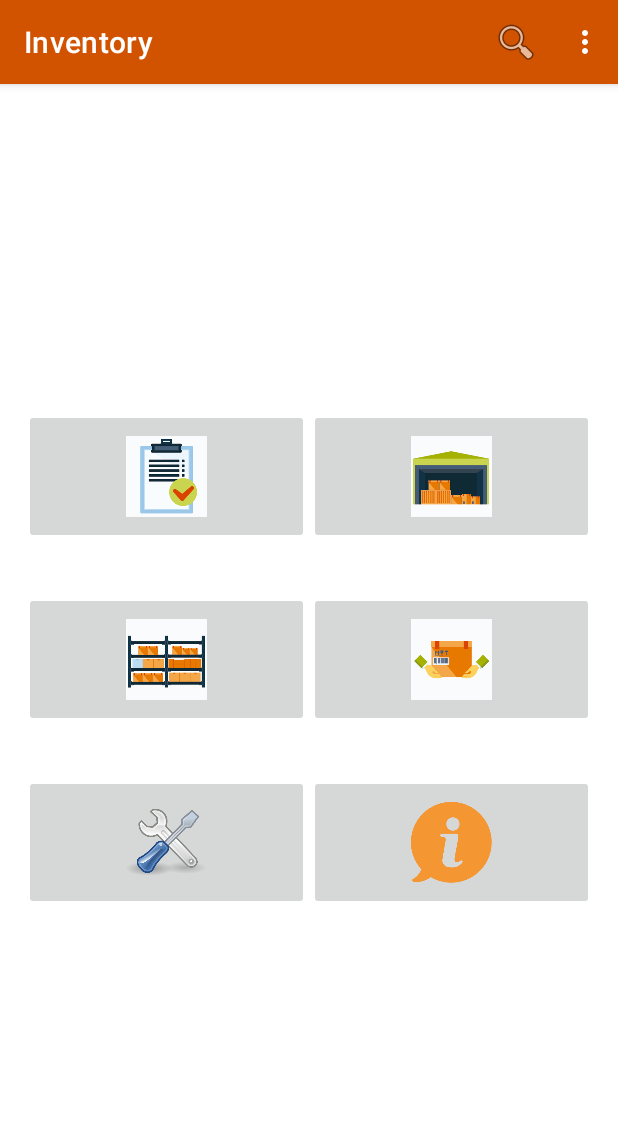
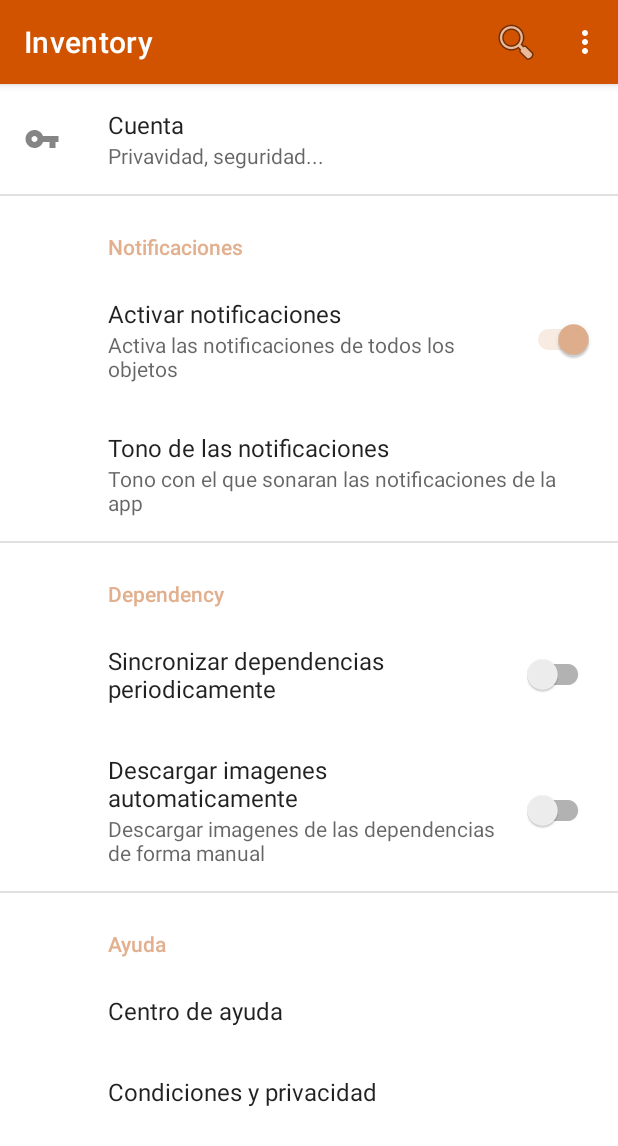
Before and after one commit to FJAranda/Inventory2021, an Android app: the screen it shows after launch (MainActivity), after a tap on "Settings", on a phone screen of 412 x 824 dp. Shown: the top 1146 px of the screen. Run offline under Robolectric (Android 15) with nearby library versions, the phone set to English and light mode, and no system bars; our stand-ins replace androidx.preference, navigation-ui; 2 other taps on this screen came first.

Commit message:
clase 22-12 Añadidas preferencias a la app.

```diff
--- a/app/build.gradle
+++ b/app/build.gradle
@@ -43,6 +43,7 @@ dependencies {
     implementation 'androidx.navigation:navigation-fragment:2.3.5'
     implementation 'androidx.navigation:navigation-ui:2.3.5'
     implementation 'androidx.legacy:legacy-support-v4:1.0.0'
+    implementation 'androidx.preference:preference:1.1.1'
     testImplementation 'junit:junit:4.+'
     androidTestImplementation 'androidx.test.ext:junit:1.1.3'
     androidTestImplementation 'androidx.test.espresso:espresso-core:3.4.0'
--- a/app/src/main/java/com/example/inventory/ui/dashboard/DashboardFragment.java
+++ b/app/src/main/java/com/example/inventory/ui/dashboard/DashboardFragment.java
@@ -56,7 +56,14 @@ public class DashboardFragment extends Fragment implements View.OnClickListener{
             case R.id.imgBtnDependency:
                 showDependencyListFragment();
                 break;
+            case R.id.imgBtnSettings:
+                showSettings();
+                break;
         }
+    }
+
+    private void showSettings() {
+        NavHostFragment.findNavController(this).navigate(R.id.action_DashboardFragment_to_settingsFragment);
     }
 
     private void showDependencyListFragment() {
--- a/app/src/main/java/com/example/inventory/ui/login/LoginActivity.java
+++ b/app/src/main/java/com/example/inventory/ui/login/LoginActivity.java
@@ -120,9 +120,11 @@ public class LoginActivity extends AppCompatActivity implements LoginContract.Vi
 
     @Override
     public void onSuccess(String message) {
+        if (binding.cbRemenber.isChecked()){
         SharedPreferences.Editor sharedPreferences = PreferenceManager.getDefaultSharedPreferences(this).edit();
         sharedPreferences.putString(User.TAG, binding.tiledtEmail.getText().toString());
         sharedPreferences.apply();
+        }
         startMainActivity();
     }
 
--- /dev/null
+++ b/app/src/main/java/com/example/inventory/ui/preferences/AccountFragment.java
@@ -0,0 +1,15 @@
+package com.example.inventory.ui.preferences;
+
+import android.os.Bundle;
+
+import androidx.preference.PreferenceFragmentCompat;
+
+import com.example.inventory.R;
+
+public class AccountFragment extends PreferenceFragmentCompat {
+
+    @Override
+    public void onCreatePreferences(Bundle savedInstanceState, String rootKey) {
+        setPreferencesFromResource(R.xml.account_preferences, rootKey);
+    }
+}
--- /dev/null
+++ b/app/src/main/java/com/example/inventory/ui/preferences/SettingsFragment.java
@@ -0,0 +1,33 @@
+package com.example.inventory.ui.preferences;
+
+import android.os.Bundle;
+
+import androidx.navigation.NavController;
+import androidx.navigation.Navigation;
+import androidx.navigation.fragment.NavHostFragment;
+import androidx.preference.Preference;
+import androidx.preference.PreferenceFragmentCompat;
+
+import com.example.inventory.MainActivity;
+import com.example.inventory.R;
+
+import java.lang.annotation.Native;
+
+public class SettingsFragment extends PreferenceFragmentCompat implements PreferenceFragmentCompat.OnPreferenceStartFragmentCallback {
+
+
+
+    @Override
+    public void onCreatePreferences(Bundle savedInstanceState, String rootKey) {
+        setPreferencesFromResource(R.xml.root_preferences, rootKey);
+    }
+
+    @Override
+    public boolean onPreferenceStartFragment(PreferenceFragmentCompat caller, Preference pref) {
+        NavController navController = Navigation.findNavController(getActivity(), R.id.nav_host_fragment_content_main);
+        if (pref.getKey().equals(getString(R.string.key_account))) {
+            navController.navigate(R.id.action_settingsFragment_to_accountFragment);
+        }
+        return true;
+    }
+}
--- a/app/src/main/java/com/example/inventory/ui/splash/SplashActivity.java
+++ b/app/src/main/java/com/example/inventory/ui/splash/SplashActivity.java
@@ -3,10 +3,14 @@ package com.example.inventory.ui.splash;
 import androidx.appcompat.app.AppCompatActivity;
 
 import android.content.Intent;
+import android.content.SharedPreferences;
 import android.os.Bundle;
 import android.os.Handler;
+import android.preference.PreferenceManager;
 
+import com.example.inventory.MainActivity;
 import com.example.inventory.R;
+import com.example.inventory.data.model.User;
 import com.example.inventory.ui.login.LoginActivity;
 
 public class SplashActivity extends AppCompatActivity {
@@ -19,16 +23,30 @@ public class SplashActivity extends AppCompatActivity {
         new Handler().postDelayed(new Runnable() {
             @Override
             public void run() {
-                startLogin();
+
+                if (saveSession()){
+                    startApp();
+                }else {
+                    startLogin();
+                }
             }
         }, WAIT_TIME);
 
+    }
+
+    private boolean saveSession() {
+        return PreferenceManager.getDefaultSharedPreferences(this).contains(User.TAG);
     }
 
     private void startLogin() {
         startActivity(new Intent(SplashActivity.this, LoginActivity.class));
         //LLamo de forma explicita al metodo finish de una activity para eliminarla de la pila de actividades para que el usuario no
         //pueda volver a esta activity.
+        finish();
+    }
+
+    private void startApp(){
+        startActivity(new Intent(SplashActivity.this, MainActivity.class));
         finish();
     }
 
--- /dev/null
+++ b/app/src/main/res/drawable-anydpi/ic_key.xml
@@ -0,0 +1,11 @@
+<vector xmlns:android="http://schemas.android.com/apk/res/android"
+    android:width="24dp"
+    android:height="24dp"
+    android:viewportWidth="24"
+    android:viewportHeight="24"
+    android:tint="#333333"
+    android:alpha="0.6">
+  <path
+      android:fillColor="@android:color/white"
+      android:pathData="M12.65,10C11.83,7.67 9.61,6 7,6c-3.31,0 -6,2.69 -6,6s2.69,6 6,6c2.61,0 4.83,-1.67 5.65,-4H17v4h4v-4h2v-4H12.65zM7,14c-1.1,0 -2,-0.9 -2,-2s0.9,-2 2,-2 2,0.9 2,2 -0.9,2 -2,2z"/>
+</vector>
--- a/app/src/main/res/navigation/nav_graph.xml
+++ b/app/src/main/res/navigation/nav_graph.xml
@@ -19,6 +19,9 @@
         <action
             android:id="@+id/action_DashboardFragment_to_dependencyListFragment"
             app:destination="@id/dependencyListFragment" />
+        <action
+            android:id="@+id/action_DashboardFragment_to_settingsFragment"
+            app:destination="@id/settingsFragment" />
     </fragment>
     <fragment
         android:id="@+id/aboutFragment"
@@ -56,4 +59,16 @@
         android:id="@+id/baseDialogFragment"
         android:name="com.example.inventory.base.BaseDialogFragment"
         android:label="BaseDialogFragment" />
+    <fragment
+        android:id="@+id/settingsFragment"
+        android:name="com.example.inventory.ui.preferences.SettingsFragment"
+        android:label="SettingsFragment" >
+        <action
+            android:id="@+id/action_settingsFragment_to_accountFragment"
+            app:destination="@id/accountFragment" />
+    </fragment>
+    <fragment
+        android:id="@+id/accountFragment"
+        android:name="com.example.inventory.ui.preferences.AccountFragment"
+        android:label="AccountFragment" />
 </navigation>
--- /dev/null
+++ b/app/src/main/res/values/arrays.xml
@@ -0,0 +1,23 @@
+<resources>
+    <!-- Reply Preference -->
+    <string-array name="reply_entries">
+        <item>Reply</item>
+        <item>Reply to all</item>
+    </string-array>
+
+    <string-array name="reply_values">
+        <item>reply</item>
+        <item>reply_all</item>
+    </string-array>
+
+    <string-array name="ringtone">
+        <item>Basic Tone</item>
+        <item>Basic Bell</item>
+    </string-array>
+
+    <string-array name="ringtone_values">
+        <item>tone</item>
+        <item>bell</item>
+    </string-array>
+
+</resources>
--- a/app/src/main/res/values/strings.xml
+++ b/app/src/main/res/values/strings.xml
@@ -57,4 +57,32 @@
     <string name="strAddDependencia">Añadir Dependencia</string>
     <string name="strOrdenarPorDescripcion">Ordenar segun la descripcion</string>
     <string name="strUndo">Deshacer</string>
+    <!-- Preference Titles -->
+    <string name="messages_header">Messages</string>
+    <string name="sync_header">Sync</string>
+
+    <!-- Messages Preferences -->
+    <string name="signature_title">Your signature</string>
+    <string name="reply_title">Default reply action</string>
+
+    <!-- Sync Preferences -->
+    <string name="sync_title">Sync email periodically</string>
+    <string name="attachment_title">Descargar imagenes automaticamente</string>
+    <string name="attachment_summary_on">Descargar imagenes de las dependencias automaticamente</string>
+    <string name="attachment_summary_off">Descargar imagenes de las dependencias de forma manual</string>
+    <string name="dependency_header">Dependency</string>
+    <string name="dependency_title">Sincronizar dependencias periodicamente</string>
+    <string name="title_account">Cuenta</string>
+    <string name="summary_account">Privavidad, seguridad...</string>
+    <string name="help_header">Ayuda</string>
+    <string name="key_account">key_account</string>
+    <string name="help_point">Centro de ayuda</string>
+    <string name="privacy_conditions">Condiciones y privacidad</string>
+    <string name="notifications_header">Notificaciones</string>
+    <string name="summary_notification">Activa las notificaciones de todos los objetos</string>
+    <string name="notification_key">notification_key</string>
+    <string name="title_notification">Activar notificaciones</string>
+    <string name="title_ringtone">Tono de las notificaciones</string>
+    <string name="summary_ringtone">Tono con el que sonaran las notificaciones de la app</string>
+    <string name="ringtone_key">ringtone_key</string>
 </resources>
--- /dev/null
+++ b/app/src/main/res/xml/account_preferences.xml
@@ -0,0 +1,4 @@
+<?xml version="1.0" encoding="utf-8"?>
+<PreferenceScreen xmlns:android="http://schemas.android.com/apk/res/android">
+
+</PreferenceScreen>
--- /dev/null
+++ b/app/src/main/res/xml/root_preferences.xml
@@ -0,0 +1,47 @@
+<PreferenceScreen xmlns:app="http://schemas.android.com/apk/res-auto"
+    xmlns:android="http://schemas.android.com/apk/res/android">
+    <!-- Categoria que muestra otro fragment de preferencias-->
+    <Preference
+        android:fragment="com.example.inventory.ui.preferences.AccountFragment"
+        app:key="@string/key_account"
+        app:icon="@drawable/ic_key"
+        app:title="@string/title_account"
+        app:summary="@string/summary_account"></Preference>
+    <PreferenceCategory app:title="@string/notifications_header">
+        <SwitchPreference android:defaultValue="true"
+            app:key="@string/notification_key"
+            app:summary="@string/summary_notification"
+            app:title="@string/title_notification"></SwitchPreference>
+        <ListPreference
+            app:key="@string/ringtone_key"
+            app:title="@string/title_ringtone"
+            app:summary="@string/summary_ringtone"
+            android:entries="@array/ringtone"
+            android:entryValues="@array/ringtone_values">
+        </ListPreference>
+    </PreferenceCategory>
+
+    <PreferenceCategory app:title="@string/dependency_header">
+
+        <SwitchPreferenceCompat
+            app:key="sync"
+            app:title="@string/dependency_title" />
+
+        <SwitchPreferenceCompat
+            app:dependency="sync"
+            app:key="attachment"
+            app:summaryOff="@string/attachment_summary_off"
+            app:summaryOn="@string/attachment_summary_on"
+            app:title="@string/attachment_title" />
+
+    </PreferenceCategory>
+
+    <PreferenceCategory app:title="@string/help_header">
+        <Preference app:title="@string/help_point">
+            <intent android:action="android.intent.action.VIEW"
+                android:data="https://faq.whatsapp.com"></intent>
+        </Preference>
+        <Preference app:title="@string/privacy_conditions"></Preference>
+    </PreferenceCategory>
+
+</PreferenceScreen>
```
Also changed, not shown: app/src/main/res/drawable-hdpi/ic_key.png (added), app/src/main/res/drawable-mdpi/ic_key.png (added), app/src/main/res/drawable-xhdpi/ic_key.png (added), app/src/main/res/drawable-xxhdpi/ic_key.png (added).
